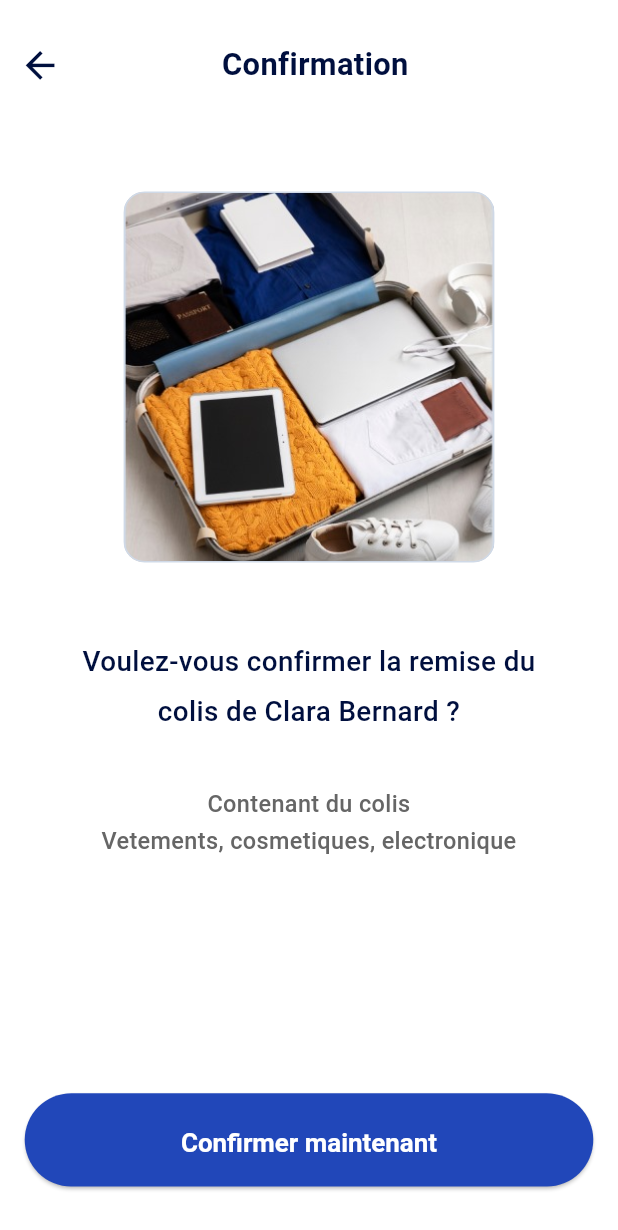
After one commit to Christ-vielecodeur/Mondial_GP, a Flutter app: the ConfirmationPage screen opened by its route, on a phone screen of 412 x 824 dp. The commit adds this screen. Shown: the top 1230 px of the screen. Run offline on Flutter 3.47's test engine with Material 3 defaults, Android fonts, the phone set to English and light mode, and no system bars; our stand-ins replace flutter_svg, get, image_picker, qr_flutter; Roboto replaces fonts that are missing (Euclid Circular A); statements that could not run were skipped.

Commit message:
Les dernières pages

```diff
--- a/lib/app/Modules/QrCode/qrcodes.dart
+++ b/lib/app/Modules/QrCode/qrcodes.dart
@@ -19,7 +19,7 @@ class QrcodeWidget extends StatelessWidget {
 
         leading: IconButton(
           icon: Icon(Icons.arrow_back, color: Color.fromRGBO(0, 15, 62, 1)),
-          onPressed: () => Navigator.pop(context),
+          onPressed: () => Get.back(),
         ),
         title: Text(
           'Code généré',
--- /dev/null
+++ b/lib/app/Modules/colis/confirmation.dart
@@ -0,0 +1,162 @@
+import 'package:flutter/material.dart';
+import 'package:get/get.dart';
+import 'package:mondial_gp_test/app/Modules/colis/donePage.dart';
+
+class ConfirmationPage extends StatefulWidget {
+  @override
+  _ConfirmationPageState createState() => _ConfirmationPageState();
+}
+
+class _ConfirmationPageState extends State<ConfirmationPage> {
+  @override
+  Widget build(BuildContext context) {
+    final size = MediaQuery.of(context).size;
+    final screenWidth = size.width;
+    final screenHeight = size.height;
+
+    return Scaffold(
+      backgroundColor: Colors.white,
+      body: SafeArea(
+        child: Column(
+          children: [
+            _buildHeader(screenWidth),
+            SizedBox(height: screenHeight * 0.05),
+
+            _buildConfirmationImage(screenWidth),
+            SizedBox(height: screenHeight * 0.06),
+
+            _buildConfirmationText(screenWidth),
+
+            Spacer(),
+
+            Padding(
+              padding: EdgeInsets.only(
+                bottom: screenHeight * 0.04,
+                left: screenWidth * 0.04,
+                right: screenWidth * 0.04,
+              ),
+              child: _buildConfirmButton(screenWidth, screenHeight),
+            ),
+          ],
+        ),
+      ),
+    );
+  }
+
+  Widget _buildHeader(double screenWidth) {
+    return Padding(
+      padding: EdgeInsets.symmetric(vertical: screenWidth * 0.04),
+      child: Row(
+        children: [
+          GestureDetector(
+            onTap: () => Get.back(),
+            child: Container(
+              padding: EdgeInsets.all(screenWidth * 0.03),
+              child: Icon(
+                Icons.arrow_back,
+                size: screenWidth * 0.07,
+                color: Color.fromRGBO(0, 15, 62, 1),
+              ),
+            ),
+          ),
+
+          Expanded(
+            child: Center(
+              child: Text(
+                'Confirmation',
+                style: TextStyle(
+                  color: Color.fromRGBO(0, 15, 62, 1),
+                  fontFamily: 'Euclid Circular A',
+                  fontSize: screenWidth * 0.05,
+                  fontWeight: FontWeight.w600,
+                  height: 1.5,
+                ),
+              ),
+            ),
+          ),
+
+          SizedBox(width: screenWidth * 0.11),
+        ],
+      ),
+    );
+  }
+
+  Widget _buildConfirmationImage(double screenWidth) {
+    return Container(
+      width: screenWidth * 0.6,
+      height: screenWidth * 0.6,
+      decoration: BoxDecoration(
+        borderRadius: BorderRadius.circular(14),
+        border: Border.all(color: Color.fromRGBO(207, 217, 231, 1), width: 1),
+        image: DecorationImage(
+          image: AssetImage('assets/images/colis.jpg'),
+          fit: BoxFit.cover,
+        ),
+      ),
+    );
+  }
+
+  Widget _buildConfirmationText(double screenWidth) {
+    return Padding(
+      padding: EdgeInsets.symmetric(horizontal: screenWidth * 0.1),
+      child: Column(
+        children: [
+          Text(
+            'Voulez-vous confirmer la remise du colis de Clara Bernard ?',
+            style: TextStyle(
+              color: Color.fromRGBO(0, 15, 62, 1),
+              fontFamily: 'Euclid Circular A',
+              fontSize: screenWidth * 0.045,
+              fontWeight: FontWeight.w500,
+              height: 1.8,
+            ),
+            textAlign: TextAlign.center,
+          ),
+
+          SizedBox(height: screenWidth * 0.08),
+
+          Text(
+            'Contenant du colis\nVetements, cosmetiques, electronique',
+            style: TextStyle(
+              color: Color.fromRGBO(102, 102, 102, 1),
+              fontFamily: 'Euclid Circular A',
+              fontSize: screenWidth * 0.038,
+              fontWeight: FontWeight.w500,
+              height: 1.6,
+            ),
+            textAlign: TextAlign.center,
+          ),
+        ],
+      ),
+    );
+  }
+
+  Widget _buildConfirmButton(double screenWidth, double screenHeight) {
+    return SizedBox(
+      width: double.infinity,
+      child: ElevatedButton(
+        onPressed: () {
+          Get.to(() => DonePage());
+        },
+        style: ElevatedButton.styleFrom(
+          backgroundColor: Color.fromRGBO(33, 71, 185, 1),
+          foregroundColor: Colors.white,
+          padding: EdgeInsets.symmetric(
+            vertical: screenHeight * 0.022,
+            horizontal: screenWidth * 0.08,
+          ),
+          shape: RoundedRectangleBorder(
+            borderRadius: BorderRadius.circular(100),
+          ),
+          textStyle: TextStyle(
+            fontFamily: 'Euclid Circular A',
+            fontSize: screenWidth * 0.042,
+            fontWeight: FontWeight.w600,
+            height: 1.5,
+          ),
+        ),
+        child: Text('Confirmer maintenant'),
+      ),
+    );
+  }
+}
--- a/lib/app/routes/pages.dart
+++ b/lib/app/routes/pages.dart
@@ -5,6 +5,8 @@ import 'package:mondial_gp_test/app/Modules/QrCode/qrcodes.dart';
 import 'package:mondial_gp_test/app/Modules/details/detailsPage2.dart';
 import 'package:mondial_gp_test/app/Modules/details/changerStatut.dart';
 import 'package:mondial_gp_test/app/Modules/colis/remiColis.dart';
+import 'package:mondial_gp_test/app/Modules/colis/confirmation.dart';
+import 'package:mondial_gp_test/app/Modules/colis/donePage.dart';
 
 WelcomePage welcome = WelcomePage();
 DetailPage details = DetailPage();
@@ -15,3 +17,5 @@ StatusSelectionWidget changerStatut = StatusSelectionWidget(
   currentStatus: "En préparation",
 );
 RemiscolisPage remisColis = RemiscolisPage();
+ConfirmationPage confirmation = ConfirmationPage();
+DonePage donepage = DonePage();
--- a/lib/app/routes/routes.dart
+++ b/lib/app/routes/routes.dart
@@ -6,6 +6,8 @@ import 'package:mondial_gp_test/app/Modules/QrCode/qrcodes.dart';
 import 'package:mondial_gp_test/app/Modules/details/detailsPage2.dart';
 import 'package:mondial_gp_test/app/Modules/details/changerStatut.dart';
 import 'package:mondial_gp_test/app/Modules/colis/remiColis.dart';
+import 'package:mondial_gp_test/app/Modules/colis/confirmation.dart';
+import 'package:mondial_gp_test/app/Modules/colis/donePage.dart';
 
 class Routes {
   static const String welcome = '/welcome';
@@ -15,6 +17,8 @@ class Routes {
   static const String qrcode = '/qrcode';
   static const String changerStatut = '/changerStatut';
   static const String remisColis = '/remisColis';
+  static const String confirmation = '/confirmation';
+  static const String done = '/done';
 
   static final main = [
     GetPage(
@@ -52,5 +56,15 @@ class Routes {
       page: () => RemiscolisPage(),
       transition: Transition.downToUp,
     ),
+    GetPage(
+      name: confirmation,
+      page: () => ConfirmationPage(),
+      transition: Transition.downToUp,
+    ),
+    GetPage(
+      name: done,
+      page: () => DonePage(),
+      transition: Transition.downToUp,
+    ),
   ];
 }
--- a/pubspec.yaml
+++ b/pubspec.yaml
@@ -76,6 +76,9 @@ flutter:
     - assets/images/valise.png
     - assets/images/flag_sn.jpg
     - assets/images/flag_fr.jpg
+    - assets/images/colis.jpg
+    - assets/images/done.jpg
+    - assets/images/done1.png
 
   # An image asset can refer to one or more resolution-specific "variants", see
   # https://flutter.dev/to/resolution-aware-images
```
Also changed, not shown: lib/app/Modules/colis/donePage.dart (added, +140 -0 lines), lib/app/Modules/colis/remiColis.dart (+6 -6 lines), lib/app/Modules/colis/remiColisQr.dart (+11 -7 lines), assets/images/colis.jpg (added), assets/images/done.jpg (added), assets/images/done1.png (added).
